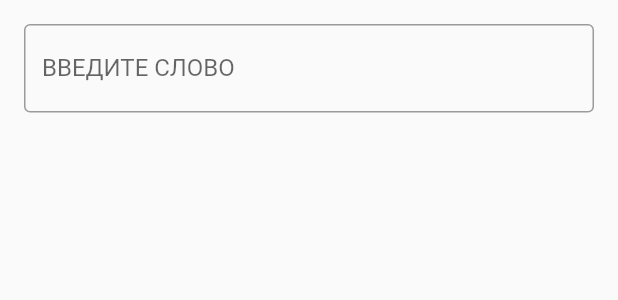
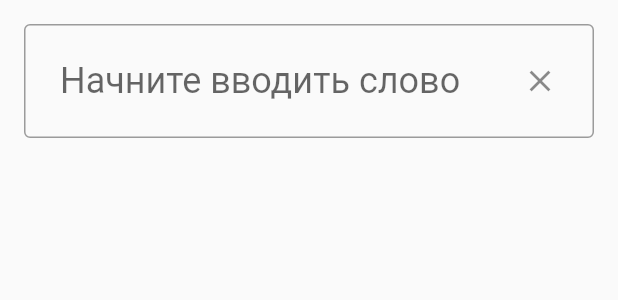
Before and after one commit to vockify/vockify-app, a Flutter app: the AddUserTermWidget widget shown alone on an empty page, opened directly, on a phone screen of 412 x 824 dp. Shown: the top 300 px of the screen. Run offline on Flutter 3.47's test engine with Material 2 defaults, Android fonts, the phone set to English and light mode, and no system bars; our stand-ins replace built_collection, built_value, carousel_slider, easy_debounce, flutter_redux, flutter_slidable and 2 more; missing offline and left inert: flutter_redux_navigation, flutter_web_auth, receive_sharing_intent, redux_epics, reselect; accounts and stored records are empty; generated files the repository leaves out were written again; statements that could not run were skipped.

Commit message:
new word ux

```diff
--- a/lib/src/widgets/add_user_term/add_user_term.dart
+++ b/lib/src/widgets/add_user_term/add_user_term.dart
@@ -1,8 +1,8 @@
 import 'package:easy_debounce/easy_debounce.dart';
+import 'package:flutter/cupertino.dart';
 import 'package:flutter/material.dart';
 import 'package:flutter_redux/flutter_redux.dart';
 import 'package:vockify/src/api/app_api.dart';
-import 'package:vockify/src/api/dto/sets/set_dto.dart';
 import 'package:vockify/src/api/dto/terms/term_dto.dart';
 import 'package:vockify/src/api/dto/translate/translate_request_dto.dart';
 import 'package:vockify/src/redux/actions/terms/request_add_user_term_action.dart';
@@ -10,9 +10,9 @@ import 'package:vockify/src/redux/selectors/selectors.dart';
 import 'package:vockify/src/redux/state/app_state.dart';
 import 'package:vockify/src/redux/state/set_state/set_state.dart';
 import 'package:vockify/src/redux/store/app_dispatcher.dart';
+import 'package:vockify/src/theme/vockify_colors.dart';
+import 'package:vockify/src/widgets/add_user_term/user_term_text_field.dart';
 import 'package:vockify/src/widgets/common/form_dropdown.dart';
-import 'package:vockify/src/widgets/common/form_text_field.dart';
-import 'package:vockify/src/widgets/common/primary_button.dart';
 
 class AddUserTermWidget extends StatefulWidget {
   @override
@@ -22,8 +22,6 @@ class AddUserTermWidget extends StatefulWidget {
 class _AddUserTermState extends State<AddUserTermWidget> {
   final _nameController = TextEditingController();
   final _formKey = GlobalKey<FormState>();
-
-  bool _isLoading = false;
 
   List<String> _definitions = [];
 
@@ -35,22 +33,40 @@ class _AddUserTermState extends State<AddUserTermWidget> {
 
   @override
   Widget build(BuildContext context) {
-    return Padding(
+    return SingleChildScrollView(
+      child: Padding(
         padding: EdgeInsets.all(16),
         child: Form(
           key: _formKey,
           child: Column(
             mainAxisSize: MainAxisSize.min,
             children: <Widget>[
-            FormTextFieldWidget(
+              Padding(
+                padding: EdgeInsets.only(bottom: 30),
+                child: UserTermTextFieldWidget(
                   controller: _nameController,
-              text: 'ВВЕДИТЕ СЛОВО',
                 ),
-            Text(_transcription),
-            _buildDefinitionChips(),
+              ),
+              Padding(
+                padding: EdgeInsets.only(bottom: 30),
+                child: Text(
+                  _transcription,
+                  style: Theme.of(context).textTheme.bodyText1.copyWith(
+                        fontSize: 20,
+                      ),
+                ),
+              ),
+              Align(
+                alignment: Alignment.centerLeft,
+                child: Padding(
+                  padding: EdgeInsets.only(bottom: 16),
+                  child: _buildDefinitionChips(),
+                ),
+              ),
               _buildSetsDropdown(),
               _buildAddButton(),
             ],
+          ),
         ),
       ),
     );
@@ -83,27 +99,53 @@ class _AddUserTermState extends State<AddUserTermWidget> {
       return Container();
     }
 
-    return PrimaryButtonWidget(
-      text: 'Сохранить',
+    final definition = _selectedDefinitions.isEmpty ? _definitions.first : _selectedDefinitions.join(', ');
+
+    return Container(
+      padding: EdgeInsets.only(top: 16),
+      alignment: Alignment.bottomCenter,
+      child: Row(
+        children: <Widget>[
+          Expanded(
+            child: RawMaterialButton(
+              padding: EdgeInsets.all(16),
+              shape: RoundedRectangleBorder(borderRadius: BorderRadius.all(Radius.circular(16))),
+              fillColor: VockifyColors.green,
               onPressed: () {
                 dispatcher.dispatch(RequestAddUserTermAction(
                   term: TermDto(
                     id: 0,
                     name: _nameController.text,
                     setId: _selectedSetId,
-            definition: _selectedDefinitions.join(', '),
+                    definition: definition,
                   ),
                 ));
               },
+              child: Text(
+                'Сохранить',
+                style: Theme.of(context).textTheme.bodyText2.copyWith(
+                      color: VockifyColors.black,
+                      fontSize: 16,
+                    ),
+              ),
+            ),
+          ),
+        ],
+      ),
     );
   }
 
   Widget _buildDefinitionChips() {
     return Wrap(
+      spacing: 8,
       children: _definitions.map((definition) {
         return ChoiceChip(
           label: Text(definition),
+          shape: RoundedRectangleBorder(
+            borderRadius: BorderRadius.all(Radius.circular(4)),
+          ),
           selected: _selectedDefinitions.contains(definition),
+          visualDensity: VisualDensity.compact,
           onSelected: (bool selected) {
             setState(() {
               if (selected) {
@@ -145,12 +187,15 @@ class _AddUserTermState extends State<AddUserTermWidget> {
 
   Future<void> _handleChangeName() async {
     if (_nameController.text.isEmpty) {
+      if (_definitions.isNotEmpty || _transcription.isNotEmpty) {
+        setState(() {
+          _definitions = [];
+          _transcription = '';
+        });
+      }
+
       return;
     }
-
-    setState(() {
-      _isLoading = true;
-    });
 
     try {
       final data = await api.translate(TranslateRequestDto(_nameController.text));
@@ -161,10 +206,8 @@ class _AddUserTermState extends State<AddUserTermWidget> {
         _definitions = data.data.definitions;
         _transcription = data.data.transcription;
       });
-    } finally {
-      setState(() {
-        _isLoading = false;
-      });
+    } catch (e) {
+      print(e);
     }
   }
 }
--- /dev/null
+++ b/lib/src/widgets/add_user_term/user_term_text_field.dart
@@ -0,0 +1,36 @@
+import 'package:flutter/cupertino.dart';
+import 'package:flutter/material.dart';
+
+class UserTermTextFieldWidget extends StatelessWidget {
+  final TextEditingController controller;
+
+  const UserTermTextFieldWidget({
+    Key key,
+    @required this.controller,
+  }) : super(key: key);
+
+  @override
+  Widget build(BuildContext context) {
+    return TextFormField(
+      autofocus: false,
+      controller: controller,
+      style: TextStyle(fontSize: 24),
+      decoration: InputDecoration(
+        contentPadding: EdgeInsets.all(24),
+        suffixIcon: GestureDetector(
+          onTap: () {
+            controller.clear();
+          },
+          child: Padding(
+            padding: EdgeInsets.all(24),
+            child: Icon(Icons.close),
+          ),
+        ),
+        hintText: 'Начните вводить слово',
+        fillColor: Colors.white,
+        border: OutlineInputBorder(),
+      ),
+      keyboardType: TextInputType.text,
+    );
+  }
+}
--- a/lib/src/widgets/home.dart
+++ b/lib/src/widgets/home.dart
@@ -39,7 +39,7 @@ class _HomeState extends State<HomeWidget> {
   @override
   Widget build(BuildContext context) {
     return Scaffold(
-      resizeToAvoidBottomInset: false,
+      resizeToAvoidBottomInset: true,
       backgroundColor: VockifyColors.white,
       bottomNavigationBar: BottomNavigationBar(
         currentIndex: _currentItem.index,
```
Lines whose indentation alone changed are shown as unchanged.
